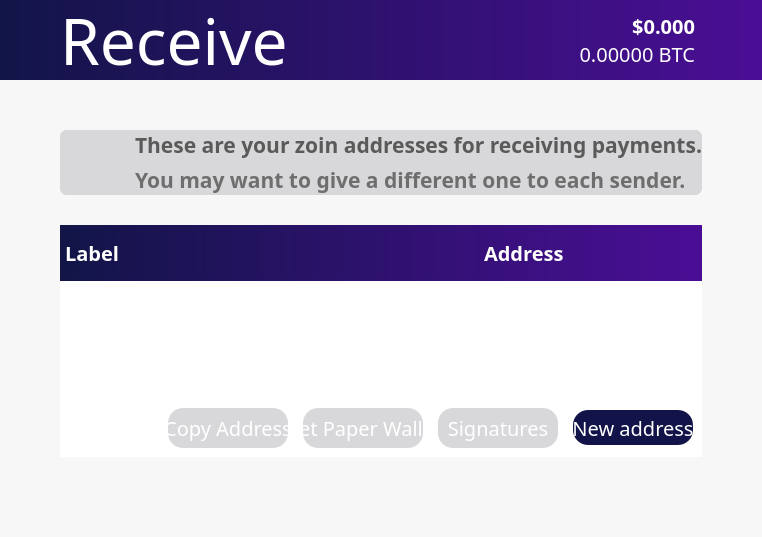
First picture: the form in src/qt/forms/receivecoinsdialog.ui, repository noirofficial/noir, before the edit.
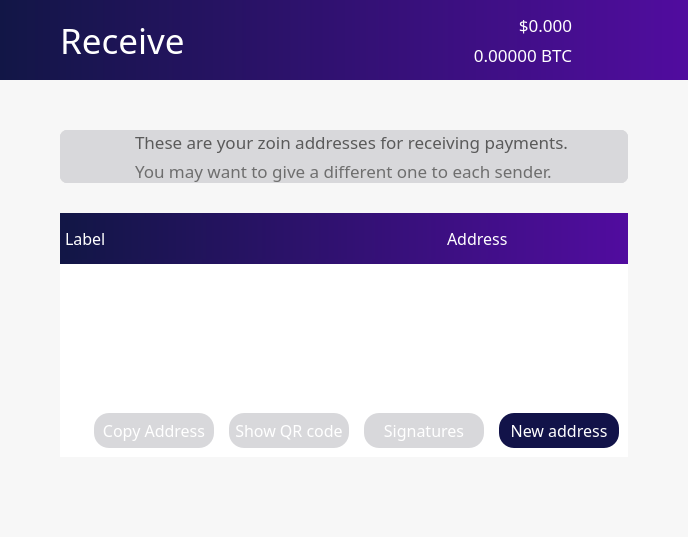
Second picture: the form after the edit. Icons and pictures are not drawn.

What changed in the file:
```diff
--- a/src/qt/forms/receivecoinsdialog.ui
+++ b/src/qt/forms/receivecoinsdialog.ui
@@ -363,7 +363,7 @@
            <property name="minimumSize">
             <size>
              <width>0</width>
-             <height>0</height>
+             <height>80</height>
             </size>
            </property>
            <property name="maximumSize">
@@ -379,7 +379,7 @@
             <bool>false</bool>
            </property>
            <property name="styleSheet">
-            <string notr="true">background: QLinearGradient(x1: 0, y1: 0, x2: 1, y2: 0, stop: 0 #121548, stop: 1 #4a0e95);
+            <string notr="true">background: QLinearGradient(x1: 0, y1: 0, x2: 1, y2: 0, stop: 0 #121646, stop: 1 #510c9f);
 border:0;
 </string>
            </property>
@@ -391,7 +391,7 @@
            </property>
            <layout class="QHBoxLayout" name="horizontalLayout_3">
             <property name="spacing">
-             <number>0</number>
+             <number>-1</number>
             </property>
             <property name="leftMargin">
              <number>60</number>
@@ -416,7 +416,7 @@
               <property name="font">
                <font>
                 <family>ZoinLight</family>
-                <pointsize>48</pointsize>
+                <pointsize>26</pointsize>
                </font>
               </property>
               <property name="autoFillBackground">
@@ -440,10 +440,10 @@
                <widget class="QLabel" name="priceUSD">
                 <property name="font">
                  <font>
-                  <family>ZoinSemiBold</family>
-                  <pointsize>15</pointsize>
-                  <weight>75</weight>
-                  <bold>true</bold>
+                  <family>ZoinMedium</family>
+                  <pointsize>13</pointsize>
+                  <weight>50</weight>
+                  <bold>false</bold>
                  </font>
                 </property>
                 <property name="styleSheet">
@@ -463,7 +463,9 @@
                 <property name="font">
                  <font>
                   <family>ZoinLight</family>
-                  <pointsize>15</pointsize>
+                  <pointsize>13</pointsize>
+                  <weight>50</weight>
+                  <bold>false</bold>
                  </font>
                 </property>
                 <property name="styleSheet">
@@ -481,12 +483,12 @@
              </layout>
             </item>
             <item>
-             <widget class="QLabel" name="label_5">
-              <property name="sizePolicy">
-               <sizepolicy hsizetype="Fixed" vsizetype="Fixed">
-                <horstretch>0</horstretch>
-                <verstretch>0</verstretch>
-               </sizepolicy>
+             <widget class="QPushButton" name="pushButton">
+              <property name="maximumSize">
+               <size>
+                <width>50</width>
+                <height>80</height>
+               </size>
               </property>
               <property name="styleSheet">
                <string notr="true">background: rgb(0,0,0,0);</string>
@@ -494,8 +496,15 @@
               <property name="text">
                <string/>
               </property>
-              <property name="pixmap">
-               <pixmap resource="../bitcoin.qrc">:/icons/Exports_45</pixmap>
+              <property name="icon">
+               <iconset resource="../bitcoin.qrc">
+                <normaloff>:/icons/Exports_45</normaloff>:/icons/Exports_45</iconset>
+              </property>
+              <property name="iconSize">
+               <size>
+                <width>70</width>
+                <height>70</height>
+               </size>
               </property>
              </widget>
             </item>
@@ -817,10 +826,10 @@
                  </property>
                  <property name="font">
                   <font>
-                   <family>ZoinSemiBold</family>
-                   <pointsize>16</pointsize>
-                   <weight>75</weight>
-                   <bold>true</bold>
+                   <family>ZoinMedium</family>
+                   <pointsize>13</pointsize>
+                   <weight>50</weight>
+                   <bold>false</bold>
                   </font>
                  </property>
                  <property name="layoutDirection">
@@ -856,10 +865,10 @@
                  </property>
                  <property name="font">
                   <font>
-                   <family>Source Sans Pro</family>
-                   <pointsize>16</pointsize>
-                   <weight>75</weight>
-                   <bold>true</bold>
+                   <family>ZoinLight</family>
+                   <pointsize>13</pointsize>
+                   <weight>50</weight>
+                   <bold>false</bold>
                   </font>
                  </property>
                  <property name="cursor">
@@ -1032,7 +1041,7 @@
                </property>
                <property name="styleSheet">
                 <string notr="true">color:white;
-background: QLinearGradient(x1: 0, y1: 0, x2: 1, y2: 0, stop: 0 #121548, stop: 1 #4a0e95);
+background: QLinearGradient(x1: 0, y1: 0, x2: 1, y2: 0, stop: 0 #121646, stop: 1 #510c9f);
 border:0;
 </string>
                </property>
@@ -1083,10 +1092,10 @@
                     <widget class="QLabel" name="label">
                      <property name="font">
                       <font>
-                       <family>ZoinSemiBold</family>
-                       <pointsize>15</pointsize>
-                       <weight>75</weight>
-                       <bold>true</bold>
+                       <family>ZoinRegular</family>
+                       <pointsize>12</pointsize>
+                       <weight>50</weight>
+                       <bold>false</bold>
                       </font>
                      </property>
                      <property name="styleSheet">
@@ -1101,10 +1110,10 @@
                     <widget class="QLabel" name="label_4">
                      <property name="font">
                       <font>
-                       <family>ZoinSemiBold</family>
-                       <pointsize>15</pointsize>
-                       <weight>75</weight>
-                       <bold>true</bold>
+                       <family>ZoinRegular</family>
+                       <pointsize>12</pointsize>
+                       <weight>50</weight>
+                       <bold>false</bold>
                       </font>
                      </property>
                      <property name="styleSheet">
@@ -1217,7 +1226,7 @@
                <property name="font">
                 <font>
                  <family>ZoinLight</family>
-                 <pointsize>18</pointsize>
+                 <pointsize>12</pointsize>
                 </font>
                </property>
                <property name="styleSheet">
@@ -1292,8 +1301,8 @@
                   </property>
                   <property name="font">
                    <font>
-                    <family>Source Sans Pro</family>
-                    <pointsize>15</pointsize>
+                    <family>ZoinRegular</family>
+                    <pointsize>12</pointsize>
                     <weight>50</weight>
                     <bold>false</bold>
                    </font>
@@ -1302,7 +1311,7 @@
                    <string notr="true">background-color: rgb(216, 216, 219);
 color: white;
 border-radius:15px;
-height:40px;
+height:35px;
 width:120px;
 border-color:gray;
 border-width:0px;
@@ -1323,8 +1332,8 @@
                   </property>
                   <property name="font">
                    <font>
-                    <family>Source Sans Pro</family>
-                    <pointsize>15</pointsize>
+                    <family>ZoinRegular</family>
+                    <pointsize>12</pointsize>
                     <weight>50</weight>
                     <bold>false</bold>
                    </font>
@@ -1333,14 +1342,14 @@
                    <string notr="true">background-color: rgb(216, 216, 219);
 color: white;
 border-radius:15px;
-height:40px;
+height:35px;
 width:120px;
 border-color:gray;
 border-width:0px;
 border-style:solid;</string>
                   </property>
                   <property name="text">
-                   <string>Get Paper Wallet</string>
+                   <string>Show QR code</string>
                   </property>
                  </widget>
                 </item>
@@ -1354,8 +1363,8 @@
                   </property>
                   <property name="font">
                    <font>
-                    <family>Source Sans Pro</family>
-                    <pointsize>15</pointsize>
+                    <family>ZoinRegular</family>
+                    <pointsize>12</pointsize>
                     <weight>50</weight>
                     <bold>false</bold>
                    </font>
@@ -1364,7 +1373,7 @@
                    <string notr="true">background-color: rgb(216, 216, 219);
 color: white;
 border-radius:15px;
-height:40px;
+height:35px;
 width:120px;
 border-color:gray;
 border-width:0px;
@@ -1385,8 +1394,8 @@
                   </property>
                   <property name="font">
                    <font>
-                    <family>Source Sans Pro</family>
-                    <pointsize>15</pointsize>
+                    <family>ZoinRegular</family>
+                    <pointsize>12</pointsize>
                     <weight>50</weight>
                     <bold>false</bold>
                    </font>
```
